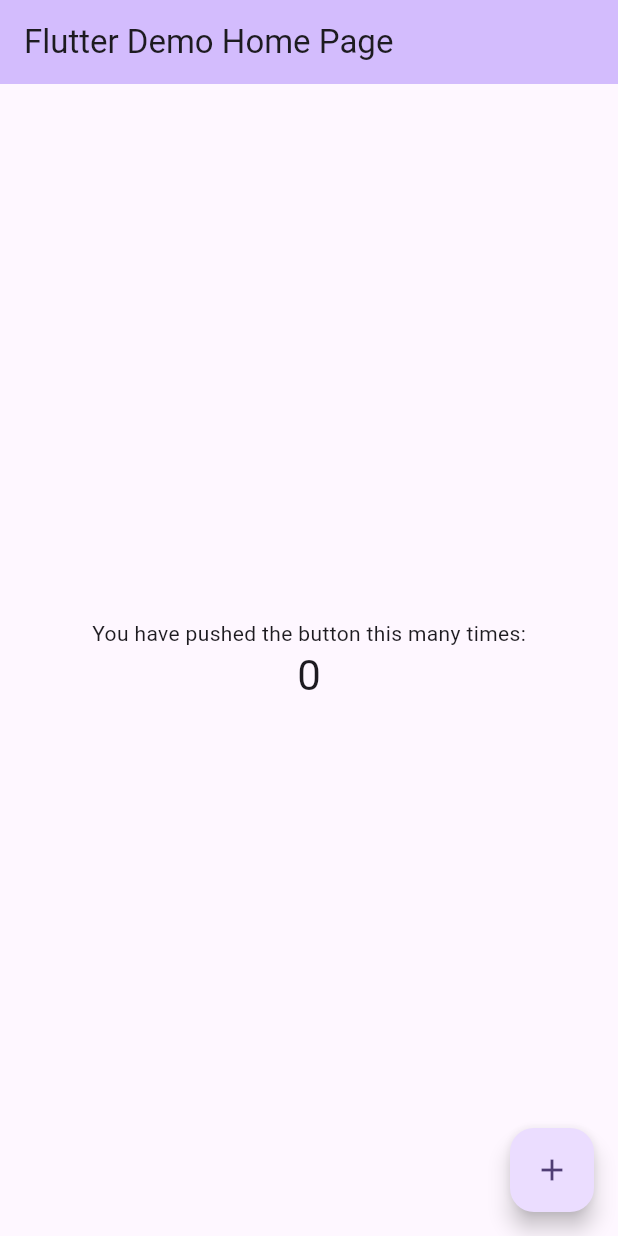
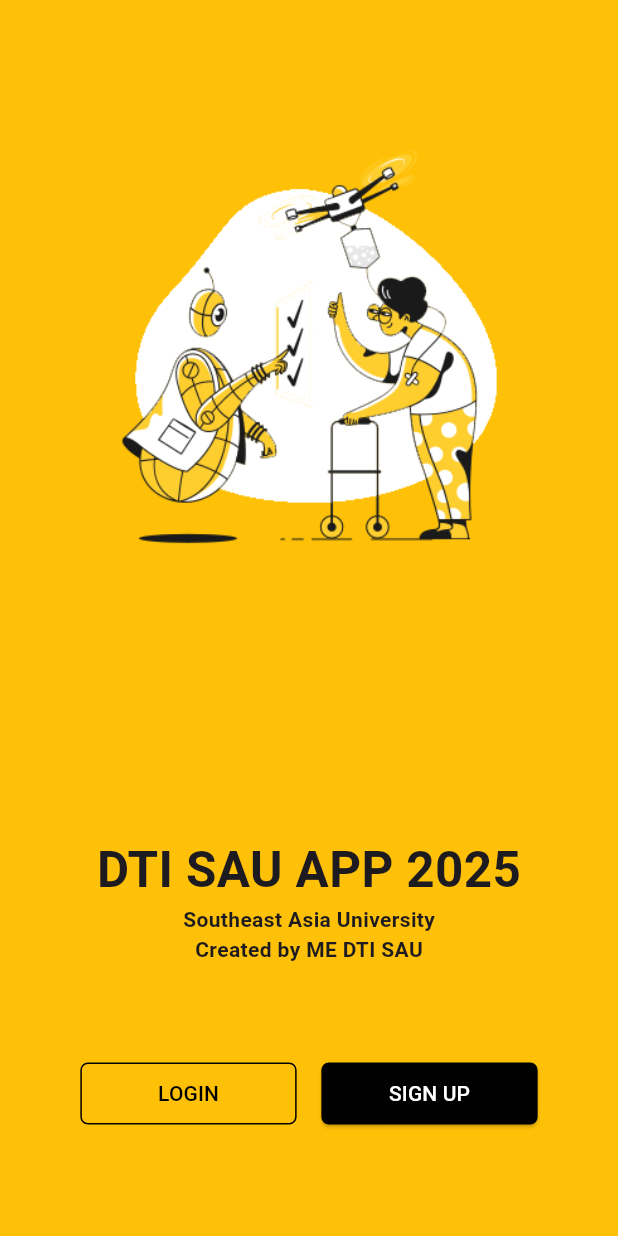
Before and after one commit to Thitibuntana/dti_sau_project, a Flutter app: the screen it shows after launch, on a phone screen of 412 x 824 dp. Run offline on Flutter 3.47's test engine with Material 3 defaults, Android fonts, the phone set to English and light mode, and no system bars.

Commit message:
V.1 WelcomeUI Designed.

```diff
--- a/lib/main.dart
+++ b/lib/main.dart
@@ -1,125 +1,25 @@
+import 'package:dti_sau_project/views/welcome_ui.dart';
 import 'package:flutter/material.dart';
 
 void main() {
-  runApp(const MyApp());
+  runApp(
+    DtiSau(),
+  );
 }
 
-class MyApp extends StatelessWidget {
-  const MyApp({super.key});
+class DtiSau extends StatefulWidget {
+  const DtiSau({super.key});
 
-  // This widget is the root of your application.
+  @override
+  State<DtiSau> createState() => _DtiSauState();
+}
+
+class _DtiSauState extends State<DtiSau> {
   @override
   Widget build(BuildContext context) {
-    return MaterialApp(
-      title: 'Flutter Demo',
-      theme: ThemeData(
-        // This is the theme of your application.
-        //
-        // TRY THIS: Try running your application with "flutter run". You'll see
-        // the application has a purple toolbar. Then, without quitting the app,
-        // try changing the seedColor in the colorScheme below to Colors.green
-        // and then invoke "hot reload" (save your changes or press the "hot
-        // reload" button in a Flutter-supported IDE, or press "r" if you used
-        // the command line to start the app).
-        //
-        // Notice that the counter didn't reset back to zero; the application
-        // state is not lost during the reload. To reset the state, use hot
-        // restart instead.
-        //
-        // This works for code too, not just values: Most code changes can be
-        // tested with just a hot reload.
-        colorScheme: ColorScheme.fromSeed(seedColor: Colors.deepPurple),
-        useMaterial3: true,
-      ),
-      home: const MyHomePage(title: 'Flutter Demo Home Page'),
+    return const MaterialApp(
+      debugShowCheckedModeBanner: false,
+      home: WelcomeUI(),
     );
   }
 }
-
-class MyHomePage extends StatefulWidget {
-  const MyHomePage({super.key, required this.title});
-
-  // This widget is the home page of your application. It is stateful, meaning
-  // that it has a State object (defined below) that contains fields that affect
-  // how it looks.
-
-  // This class is the configuration for the state. It holds the values (in this
-  // case the title) provided by the parent (in this case the App widget) and
-  // used by the build method of the State. Fields in a Widget subclass are
-  // always marked "final".
-
-  final String title;
-
-  @override
-  State<MyHomePage> createState() => _MyHomePageState();
-}
-
-class _MyHomePageState extends State<MyHomePage> {
-  int _counter = 0;
-
-  void _incrementCounter() {
-    setState(() {
-      // This call to setState tells the Flutter framework that something has
-      // changed in this State, which causes it to rerun the build method below
-      // so that the display can reflect the updated values. If we changed
-      // _counter without calling setState(), then the build method would not be
-      // called again, and so nothing would appear to happen.
-      _counter++;
-    });
-  }
-
-  @override
-  Widget build(BuildContext context) {
-    // This method is rerun every time setState is called, for instance as done
-    // by the _incrementCounter method above.
-    //
-    // The Flutter framework has been optimized to make rerunning build methods
-    // fast, so that you can just rebuild anything that needs updating rather
-    // than having to individually change instances of widgets.
-    return Scaffold(
-      appBar: AppBar(
-        // TRY THIS: Try changing the color here to a specific color (to
-        // Colors.amber, perhaps?) and trigger a hot reload to see the AppBar
-        // change color while the other colors stay the same.
-        backgroundColor: Theme.of(context).colorScheme.inversePrimary,
-        // Here we take the value from the MyHomePage object that was created by
-        // the App.build method, and use it to set our appbar title.
-        title: Text(widget.title),
-      ),
-      body: Center(
-        // Center is a layout widget. It takes a single child and positions it
-        // in the middle of the parent.
-        child: Column(
-          // Column is also a layout widget. It takes a list of children and
-          // arranges them vertically. By default, it sizes itself to fit its
-          // children horizontally, and tries to be as tall as its parent.
-          //
-          // Column has various properties to control how it sizes itself and
-          // how it positions its children. Here we use mainAxisAlignment to
-          // center the children vertically; the main axis here is the vertical
-          // axis because Columns are vertical (the cross axis would be
-          // horizontal).
-          //
-          // TRY THIS: Invoke "debug painting" (choose the "Toggle Debug Paint"
-          // action in the IDE, or press "p" in the console), to see the
-          // wireframe for each widget.
-          mainAxisAlignment: MainAxisAlignment.center,
-          children: <Widget>[
-            const Text(
-              'You have pushed the button this many times:',
-            ),
-            Text(
-              '$_counter',
-              style: Theme.of(context).textTheme.headlineMedium,
-            ),
-          ],
-        ),
-      ),
-      floatingActionButton: FloatingActionButton(
-        onPressed: _incrementCounter,
-        tooltip: 'Increment',
-        child: const Icon(Icons.add),
-      ), // This trailing comma makes auto-formatting nicer for build methods.
-    );
-  }
-}
--- /dev/null
+++ b/lib/views/login_ui.dart
@@ -0,0 +1,17 @@
+import 'package:flutter/material.dart';
+
+class LoginUI extends StatefulWidget {
+  const LoginUI({super.key});
+
+  @override
+  State<LoginUI> createState() => _LoginUIState();
+}
+
+class _LoginUIState extends State<LoginUI> {
+  @override
+  Widget build(BuildContext context) {
+    return Scaffold(
+
+    );
+  }
+}
--- /dev/null
+++ b/lib/views/signup_ui.dart
@@ -0,0 +1,17 @@
+import 'package:flutter/material.dart';
+
+class SignupUI extends StatefulWidget {
+  const SignupUI({super.key});
+
+  @override
+  State<SignupUI> createState() => _SignupUIState();
+}
+
+class _SignupUIState extends State<SignupUI> {
+  @override
+  Widget build(BuildContext context) {
+    return Scaffold(
+
+    );
+  }
+}
--- /dev/null
+++ b/lib/views/welcome_ui.dart
@@ -0,0 +1,97 @@
+// ignore_for_file: sort_child_properties_last
+
+import 'package:flutter/material.dart';
+
+class WelcomeUI extends StatefulWidget {
+  const WelcomeUI({super.key});
+
+  @override
+  State<WelcomeUI> createState() => _WelcomeUIState();
+}
+
+class _WelcomeUIState extends State<WelcomeUI> {
+  @override
+  Widget build(BuildContext context) {
+    return Scaffold(
+      backgroundColor: Colors.amber,
+      body: Center(
+        child: Column(
+          children: [
+            SizedBox(
+              height: MediaQuery.of(context).size.height * 0.1,
+            ),
+            Image.asset(
+              "assets/images/logo.png",
+              width: MediaQuery.of(context).size.width * 0.75,
+            ),
+            SizedBox(
+              height: MediaQuery.of(context).size.height * 0.2,
+            ),
+            Text(
+              "DTI SAU APP 2025",
+              style: TextStyle(
+                fontSize: MediaQuery.of(context).size.height * 0.04,
+                fontWeight: FontWeight.bold,
+              ),
+            ),
+            Text(
+              "Southeast Asia University",
+              style: TextStyle(
+                fontWeight: FontWeight.bold,
+              ),
+            ),
+            Text(
+              "Created by ME DTI SAU",
+              style: TextStyle(
+                fontWeight: FontWeight.bold,
+              ),
+            ),
+            SizedBox(
+              height: MediaQuery.of(context).size.height * 0.075,
+            ),
+            Row(
+              mainAxisAlignment: MainAxisAlignment.center,
+              children: [
+                OutlinedButton(
+                  onPressed: () {},
+                  child: Text(
+                    "LOGIN",
+                    style: TextStyle(
+                      color: Colors.black,
+                    ),
+                  ),
+                  style: OutlinedButton.styleFrom(
+                    side: BorderSide(color: Colors.black),
+                    fixedSize: Size(MediaQuery.of(context).size.width * 0.35,
+                        MediaQuery.of(context).size.height * 0.05),
+                    shape: RoundedRectangleBorder(
+                        borderRadius: BorderRadius.circular(5.0)),
+                  ),
+                ),
+                SizedBox(
+                  width: MediaQuery.of(context).size.width * 0.04,
+                ),
+                ElevatedButton(
+                  onPressed: () {},
+                  child: Text(
+                    "SIGN UP",
+                    style: TextStyle(
+                      color: Colors.white,
+                    ),
+                  ),
+                  style: ElevatedButton.styleFrom(
+                    fixedSize: Size(MediaQuery.of(context).size.width * 0.35,
+                        MediaQuery.of(context).size.height * 0.05),
+                    backgroundColor: Colors.black,
+                    shape: RoundedRectangleBorder(
+                        borderRadius: BorderRadius.circular(5.0)),
+                  ),
+                ),
+              ],
+            ),
+          ],
+        ),
+      ),
+    );
+  }
+}
```
